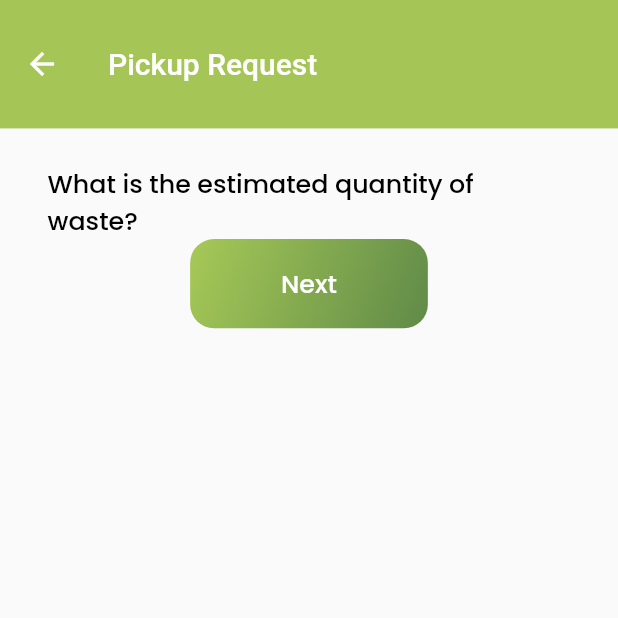
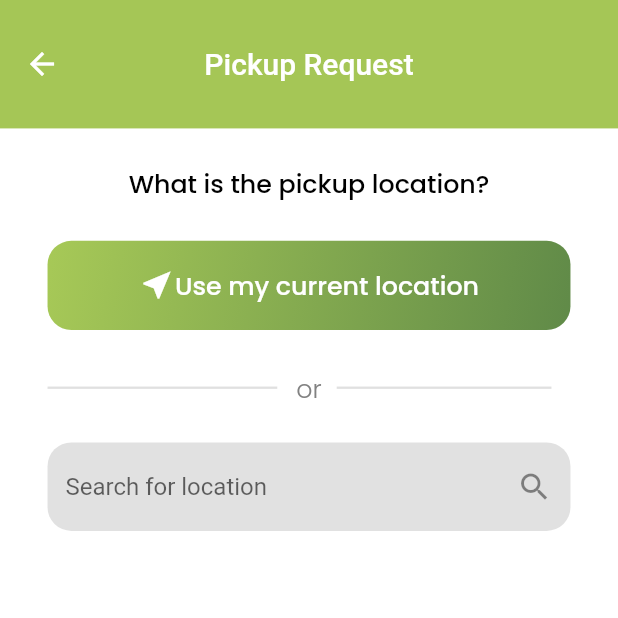
Before and after one commit to DarkFalc0n/ecell_nitb_hack2k23__Generic-FTP, a Flutter app: the PickupRequestSecondPage screen opened directly, after a tap on "Next", on a phone screen of 412 x 824 dp, the top half of it. Run offline on Flutter 3.47's test engine with Material 2 defaults, Android fonts, the light colour scheme and no system bars; our stand-ins replace flutter_screenutil, google_fonts.

Commit message:
implemented location screen

```diff
--- a/lib/common/widgets/app_bar.dart
+++ b/lib/common/widgets/app_bar.dart
@@ -20,5 +20,6 @@ class StyledAppBar extends AppBar {
           title: Text(titleString ?? ""),
           leading: leadingWidget,
           actions: actionWidgets,
+          centerTitle: true,
         );
 }
--- a/lib/pages/pickup_request/pickup_request_second.dart
+++ b/lib/pages/pickup_request/pickup_request_second.dart
@@ -1,7 +1,9 @@
-import 'package:ecell_nitb_hack2k23__generic_ftp/common/widgets/widgets.dart';
+import 'package:ecell_nitb_hack2k23__generic_ftp/pages/pickup_request/pickup_request_third.dart';
 import 'package:flutter/material.dart';
 import 'package:flutter_screenutil/flutter_screenutil.dart';
 import 'package:google_fonts/google_fonts.dart';
+
+import '../../common/widgets/widgets.dart';
 
 class PickupRequestSecondPage extends StatelessWidget {
   const PickupRequestSecondPage({Key? key}) : super(key: key);
@@ -33,6 +35,14 @@ class PickupRequestSecondPage extends StatelessWidget {
               ),
             ),
             StyledButton(
+              height: 50.h,
+              width: 150.w,
+              onClick: () => Navigator.push(
+                context,
+                MaterialPageRoute(
+                  builder: (context) => const PickupRequestThirdPage(),
+                ),
+              ),
               child: Center(
                 child: Text(
                   'Next',
@@ -43,9 +53,6 @@ class PickupRequestSecondPage extends StatelessWidget {
                   ),
                 ),
               ),
-              height: 50.h,
-              width: 150.w,
-              onClick: () {},
             )
           ],
         ),
--- /dev/null
+++ b/lib/pages/pickup_request/pickup_request_third.dart
@@ -0,0 +1,103 @@
+import 'package:flutter/material.dart';
+import 'package:flutter_screenutil/flutter_screenutil.dart';
+import 'package:google_fonts/google_fonts.dart';
+
+import '../../common/widgets/widgets.dart';
+
+class PickupRequestThirdPage extends StatelessWidget {
+  const PickupRequestThirdPage({Key? key}) : super(key: key);
+
+  @override
+  Widget build(BuildContext context) {
+    return Scaffold(
+      backgroundColor: Colors.white,
+      appBar: StyledAppBar(
+        color: const Color(0xFFA5C656),
+        titleString: 'Pickup Request',
+      ),
+      body: Padding(
+        padding: EdgeInsets.symmetric(
+          horizontal: 30.w,
+          vertical: 20.h,
+        ),
+        child: Column(
+          children: [
+            Text(
+              'What is the pickup location?',
+              style: GoogleFonts.poppins(
+                color: Colors.black,
+                fontSize: 16.sp,
+                fontWeight: FontWeight.w500,
+              ),
+            ),
+            22.verticalSpace,
+            StyledButton(
+              height: 50.h,
+              width: 330.w,
+              onClick: () {},
+              child: Row(
+                mainAxisSize: MainAxisSize.max,
+                mainAxisAlignment: MainAxisAlignment.center,
+                children: [
+                  const Icon(
+                    Icons.near_me,
+                    color: Colors.white,
+                  ),
+                  Text(
+                    'Use my current location',
+                    style: GoogleFonts.poppins(
+                        color: Colors.white,
+                        fontSize: 16.sp,
+                        fontWeight: FontWeight.w500),
+                  )
+                ],
+              ),
+            ),
+            22.verticalSpace,
+            Row(
+              children: [
+                Expanded(
+                  child: Divider(
+                    indent: 0,
+                    endIndent: 12.w,
+                    thickness: 1.3.h,
+                    height: 1.h,
+                  ),
+                ),
+                Text(
+                  'or',
+                  style: GoogleFonts.poppins(
+                    color: const Color(0xFF818181),
+                    fontSize: 16.sp,
+                    fontWeight: FontWeight.w300,
+                  ),
+                ),
+                Expanded(
+                  child: Divider(
+                    indent: 10,
+                    endIndent: 12.w,
+                    thickness: 1.3.h,
+                    height: 1.h,
+                  ),
+                ),
+              ],
+            ),
+            20.verticalSpace,
+            TextField(
+              decoration: InputDecoration(
+                border: OutlineInputBorder(
+                  borderRadius: BorderRadius.circular(15.r),
+                  borderSide: BorderSide.none,
+                ),
+                fillColor: const Color(0xFFE1E1E1),
+                filled: true,
+                hintText: 'Search for location',
+                suffixIcon: const Icon(Icons.search),
+              ),
+            )
+          ],
+        ),
+      ),
+    );
+  }
+}
```
